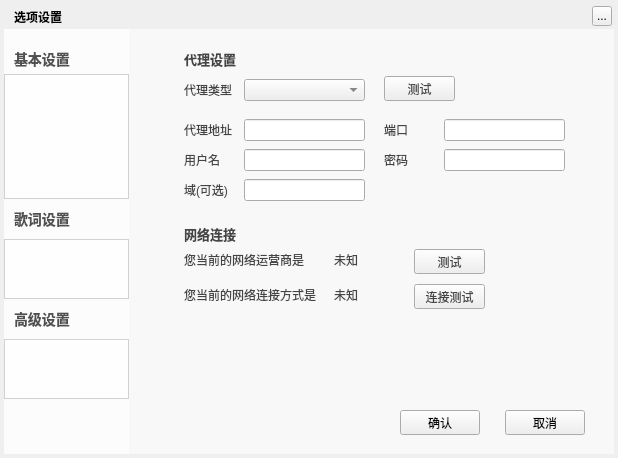
The window that TTKCore/musicUiKits/musicWidgetKits/musicsettingwidget.ui (jjzhang166/Musicplayer) describes before a commit, drawn with Qt 5.
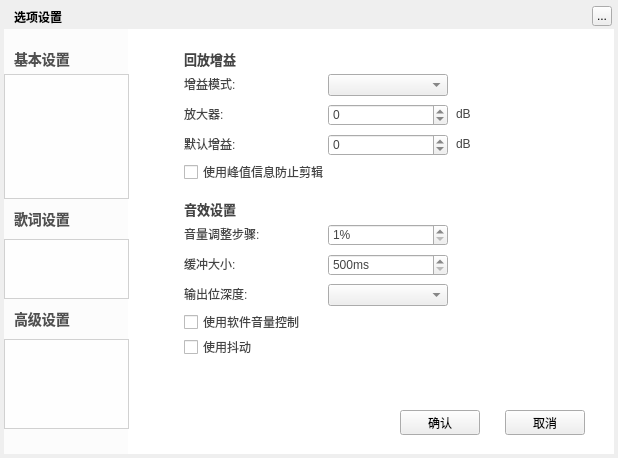
The same window after the commit. The open tabs and pages were chosen to show the change. Custom widgets are drawn as their Qt base class.

Patch:
```diff
--- a/TTKCore/musicUiKits/musicWidgetKits/musicsettingwidget.ui
+++ b/TTKCore/musicUiKits/musicWidgetKits/musicsettingwidget.ui
@@ -1731,6 +1731,334 @@
     </widget>
    </widget>
    <widget class="QWidget" name="eight">
+    <widget class="QLabel" name="setAudioGainWidget">
+     <property name="geometry">
+      <rect>
+       <x>40</x>
+       <y>20</y>
+       <width>120</width>
+       <height>20</height>
+      </rect>
+     </property>
+     <property name="styleSheet">
+      <string notr="true">background-color:transparent;
+font-size:13px;
+font-weight:bold;</string>
+     </property>
+     <property name="text">
+      <string>回放增益</string>
+     </property>
+    </widget>
+    <widget class="QLabel" name="setAudioWidget">
+     <property name="geometry">
+      <rect>
+       <x>40</x>
+       <y>170</y>
+       <width>60</width>
+       <height>20</height>
+      </rect>
+     </property>
+     <property name="styleSheet">
+      <string notr="true">background-color:transparent;
+font-size:13px;
+font-weight:bold;</string>
+     </property>
+     <property name="text">
+      <string>音效设置</string>
+     </property>
+    </widget>
+    <widget class="QLabel" name="defaultGainLabel">
+     <property name="geometry">
+      <rect>
+       <x>40</x>
+       <y>105</y>
+       <width>102</width>
+       <height>20</height>
+      </rect>
+     </property>
+     <property name="sizePolicy">
+      <sizepolicy hsizetype="Preferred" vsizetype="Preferred">
+       <horstretch>0</horstretch>
+       <verstretch>0</verstretch>
+      </sizepolicy>
+     </property>
+     <property name="text">
+      <string>默认增益:</string>
+     </property>
+    </widget>
+    <widget class="QLabel" name="replayGainModeLabel">
+     <property name="geometry">
+      <rect>
+       <x>40</x>
+       <y>45</y>
+       <width>102</width>
+       <height>20</height>
+      </rect>
+     </property>
+     <property name="text">
+      <string>增益模式:</string>
+     </property>
+    </widget>
+    <widget class="QSpinBox" name="defaultGainSpinBox">
+     <property name="geometry">
+      <rect>
+       <x>184</x>
+       <y>105</y>
+       <width>120</width>
+       <height>22</height>
+      </rect>
+     </property>
+     <property name="sizePolicy">
+      <sizepolicy hsizetype="Minimum" vsizetype="Fixed">
+       <horstretch>0</horstretch>
+       <verstretch>0</verstretch>
+      </sizepolicy>
+     </property>
+     <property name="minimum">
+      <number>-15</number>
+     </property>
+     <property name="maximum">
+      <number>15</number>
+     </property>
+     <property name="singleStep">
+      <number>1</number>
+     </property>
+    </widget>
+    <widget class="QComboBox" name="replayGainModeComboBox">
+     <property name="geometry">
+      <rect>
+       <x>184</x>
+       <y>45</y>
+       <width>120</width>
+       <height>22</height>
+      </rect>
+     </property>
+     <property name="sizePolicy">
+      <sizepolicy hsizetype="Minimum" vsizetype="Fixed">
+       <horstretch>0</horstretch>
+       <verstretch>0</verstretch>
+      </sizepolicy>
+     </property>
+    </widget>
+    <widget class="QSpinBox" name="preampSpinBox">
+     <property name="geometry">
+      <rect>
+       <x>184</x>
+       <y>75</y>
+       <width>120</width>
+       <height>22</height>
+      </rect>
+     </property>
+     <property name="sizePolicy">
+      <sizepolicy hsizetype="Minimum" vsizetype="Fixed">
+       <horstretch>0</horstretch>
+       <verstretch>0</verstretch>
+      </sizepolicy>
+     </property>
+     <property name="minimum">
+      <number>-15</number>
+     </property>
+     <property name="maximum">
+      <number>15</number>
+     </property>
+     <property name="singleStep">
+      <number>1</number>
+     </property>
+    </widget>
+    <widget class="QLabel" name="gainValueLabel2">
+     <property name="geometry">
+      <rect>
+       <x>312</x>
+       <y>105</y>
+       <width>111</width>
+       <height>20</height>
+      </rect>
+     </property>
+     <property name="sizePolicy">
+      <sizepolicy hsizetype="Expanding" vsizetype="Preferred">
+       <horstretch>0</horstretch>
+       <verstretch>0</verstretch>
+      </sizepolicy>
+     </property>
+     <property name="text">
+      <string>dB</string>
+     </property>
+    </widget>
+    <widget class="QLabel" name="gainValueLabel">
+     <property name="geometry">
+      <rect>
+       <x>312</x>
+       <y>75</y>
+       <width>111</width>
+       <height>20</height>
+      </rect>
+     </property>
+     <property name="sizePolicy">
+      <sizepolicy hsizetype="Expanding" vsizetype="Preferred">
+       <horstretch>0</horstretch>
+       <verstretch>0</verstretch>
+      </sizepolicy>
+     </property>
+     <property name="text">
+      <string>dB</string>
+     </property>
+    </widget>
+    <widget class="QLabel" name="preampLabel">
+     <property name="geometry">
+      <rect>
+       <x>40</x>
+       <y>75</y>
+       <width>102</width>
+       <height>20</height>
+      </rect>
+     </property>
+     <property name="text">
+      <string>放大器:</string>
+     </property>
+    </widget>
+    <widget class="QCheckBox" name="clippingCheckBox">
+     <property name="geometry">
+      <rect>
+       <x>40</x>
+       <y>135</y>
+       <width>383</width>
+       <height>16</height>
+      </rect>
+     </property>
+     <property name="text">
+      <string>使用峰值信息防止剪辑</string>
+     </property>
+    </widget>
+    <widget class="QLabel" name="bufferSizeLabel">
+     <property name="geometry">
+      <rect>
+       <x>40</x>
+       <y>225</y>
+       <width>138</width>
+       <height>20</height>
+      </rect>
+     </property>
+     <property name="text">
+      <string>缓冲大小:</string>
+     </property>
+    </widget>
+    <widget class="QCheckBox" name="softVolumeCheckBox">
+     <property name="geometry">
+      <rect>
+       <x>40</x>
+       <y>285</y>
+       <width>383</width>
+       <height>16</height>
+      </rect>
+     </property>
+     <property name="text">
+      <string>使用软件音量控制</string>
+     </property>
+    </widget>
+    <widget class="QLabel" name="volumeStepLabel">
+     <property name="geometry">
+      <rect>
+       <x>40</x>
+       <y>195</y>
+       <width>138</width>
+       <height>20</height>
+      </rect>
+     </property>
+     <property name="text">
+      <string>音量调整步骤:</string>
+     </property>
+    </widget>
+    <widget class="QSpinBox" name="bufferSizeSpinBox">
+     <property name="geometry">
+      <rect>
+       <x>184</x>
+       <y>225</y>
+       <width>120</width>
+       <height>22</height>
+      </rect>
+     </property>
+     <property name="sizePolicy">
+      <sizepolicy hsizetype="Preferred" vsizetype="Fixed">
+       <horstretch>0</horstretch>
+       <verstretch>0</verstretch>
+      </sizepolicy>
+     </property>
+     <property name="minimumSize">
+      <size>
+       <width>80</width>
+       <height>0</height>
+      </size>
+     </property>
+     <property name="suffix">
+      <string>ms</string>
+     </property>
+     <property name="minimum">
+      <number>500</number>
+     </property>
+     <property name="maximum">
+      <number>6000</number>
+     </property>
+     <property name="singleStep">
+      <number>50</number>
+     </property>
+    </widget>
+    <widget class="QSpinBox" name="volumeStepSpinBox">
+     <property name="geometry">
+      <rect>
+       <x>184</x>
+       <y>195</y>
+       <width>120</width>
+       <height>22</height>
+      </rect>
+     </property>
+     <property name="suffix">
+      <string notr="true">%</string>
+     </property>
+     <property name="minimum">
+      <number>1</number>
+     </property>
+     <property name="maximum">
+      <number>20</number>
+     </property>
+    </widget>
+    <widget class="QCheckBox" name="ditheringCheckBox">
+     <property name="geometry">
+      <rect>
+       <x>40</x>
+       <y>310</y>
+       <width>383</width>
+       <height>16</height>
+      </rect>
+     </property>
+     <property name="text">
+      <string>使用抖动</string>
+     </property>
+    </widget>
+    <widget class="QLabel" name="bitDepthLabel">
+     <property name="geometry">
+      <rect>
+       <x>40</x>
+       <y>255</y>
+       <width>138</width>
+       <height>20</height>
+      </rect>
+     </property>
+     <property name="text">
+      <string>输出位深度:</string>
+     </property>
+    </widget>
+    <widget class="QComboBox" name="bitDepthComboBox">
+     <property name="geometry">
+      <rect>
+       <x>184</x>
+       <y>255</y>
+       <width>120</width>
+       <height>22</height>
+      </rect>
+     </property>
+    </widget>
+   </widget>
+   <widget class="QWidget" name="nine">
     <widget class="QLabel" name="setProxyWidget">
      <property name="geometry">
       <rect>
@@ -2123,7 +2451,7 @@
       <x>0</x>
       <y>310</y>
       <width>125</width>
-      <height>60</height>
+      <height>90</height>
      </rect>
     </property>
    </widget>
@@ -2164,7 +2492,7 @@
     </rect>
    </property>
    <property name="styleSheet">
-    <string notr="true">background:rgba(255,255,255,150)</string>
+    <string notr="true">background:white;</string>
    </property>
   </widget>
   <zorder>background</zorder>
```
Left out of the diff: 43 changed lines with no effect on the pictures.
